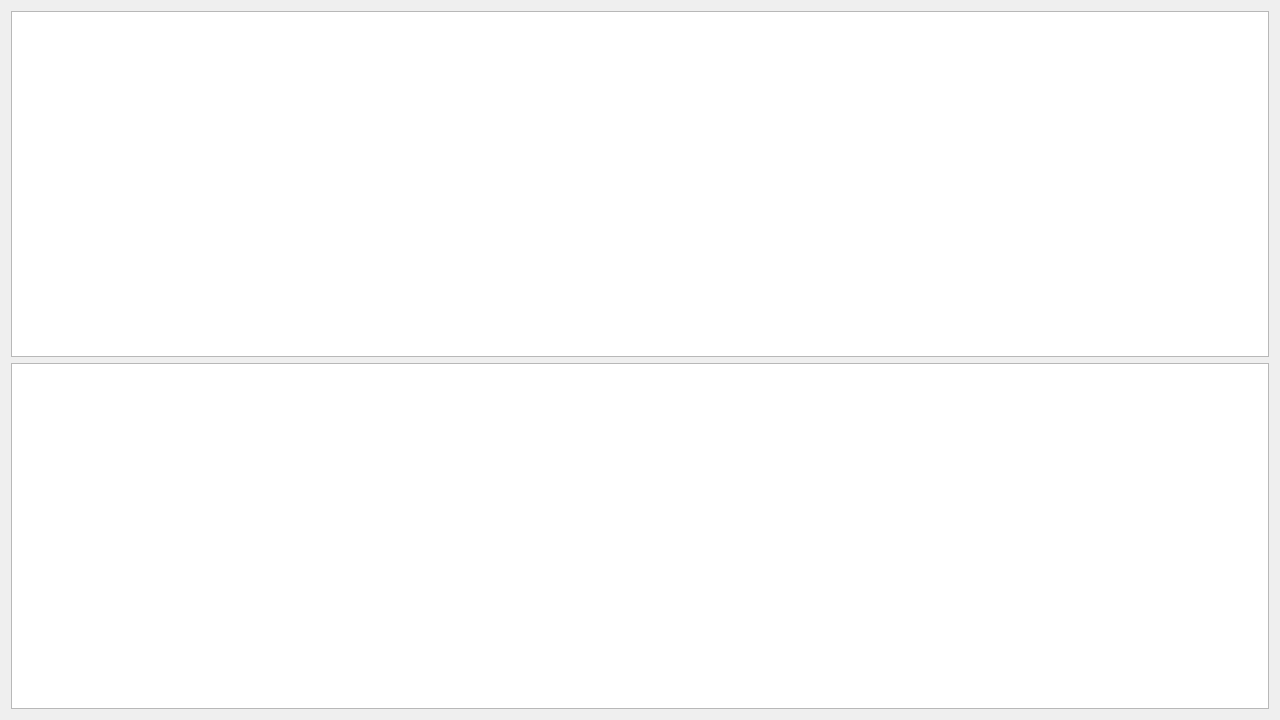
Qt form Source/View/Dialogs/breakdownDialog.ui (TimSevereijns/D-Viz) before a commit.
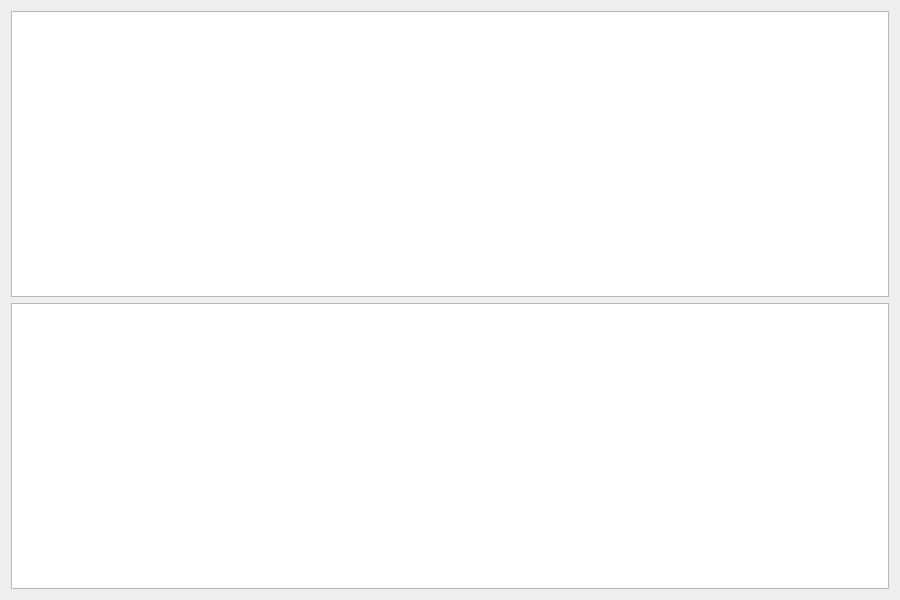
The same form after that commit. Custom widgets are drawn as their Qt base class.

Commit message:
Fixed Typo & Reduced Breakdown Dialog Size
+ The breakdown dialog is now smaller than the main frame.
+ Fixed a silly typo in the README.

What changed in the file:
```diff
--- a/Source/View/Dialogs/breakdownDialog.ui
+++ b/Source/View/Dialogs/breakdownDialog.ui
@@ -6,8 +6,8 @@
    <rect>
     <x>0</x>
     <y>0</y>
-    <width>1280</width>
-    <height>720</height>
+    <width>900</width>
+    <height>600</height>
    </rect>
   </property>
   <property name="minimumSize">
```
The commit also changes 1 other file.
